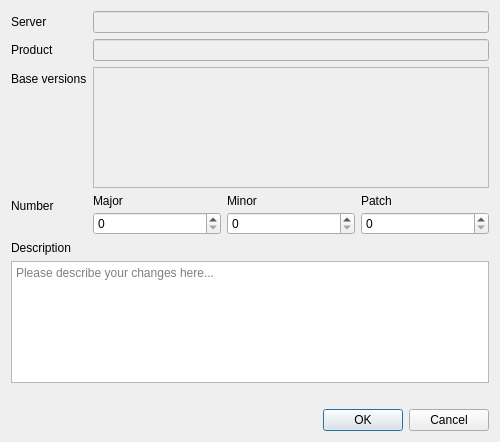
Above: qt/lc_qhubpushdialog.ui from ghackenberg/leocad before the change. Below: the same form after it.
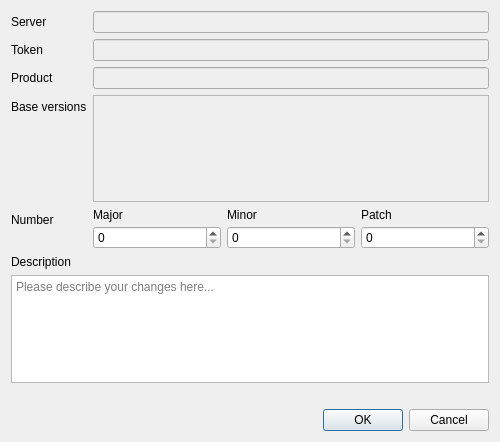
That is the form after the change.

Commit message: show token in merge and push dialogs

The edit to the form file:
```diff
--- a/qt/lc_qhubpushdialog.ui
+++ b/qt/lc_qhubpushdialog.ui
@@ -30,42 +30,42 @@
        </property>
       </widget>
      </item>
-     <item row="1" column="0">
+     <item row="2" column="0">
       <widget class="QLabel" name="ProductLabel">
        <property name="text">
         <string>Product</string>
        </property>
       </widget>
      </item>
-     <item row="1" column="1">
+     <item row="2" column="1">
       <widget class="QLineEdit" name="ProductEdit">
        <property name="enabled">
         <bool>false</bool>
        </property>
       </widget>
      </item>
-     <item row="2" column="0">
+     <item row="3" column="0">
       <widget class="QLabel" name="BaseVersionLabel">
        <property name="text">
         <string>Base versions</string>
        </property>
       </widget>
      </item>
-     <item row="2" column="1">
+     <item row="3" column="1">
       <widget class="QListWidget" name="BaseVersionList">
        <property name="enabled">
         <bool>false</bool>
        </property>
       </widget>
      </item>
-     <item row="3" column="0">
+     <item row="4" column="0">
       <widget class="QLabel" name="NumberLabel">
        <property name="text">
         <string>Number</string>
        </property>
       </widget>
      </item>
-     <item row="3" column="1">
+     <item row="4" column="1">
       <layout class="QHBoxLayout" name="horizontalLayout_2">
        <property name="topMargin">
         <number>0</number>
@@ -129,6 +129,20 @@
        </item>
       </layout>
      </item>
+     <item row="1" column="0">
+      <widget class="QLabel" name="TokenLabel">
+       <property name="text">
+        <string>Token</string>
+       </property>
+      </widget>
+     </item>
+     <item row="1" column="1">
+      <widget class="QLineEdit" name="TokenEdit">
+       <property name="enabled">
+        <bool>false</bool>
+       </property>
+      </widget>
+     </item>
     </layout>
    </item>
    <item>
```
The commit also changes 3 other files.
